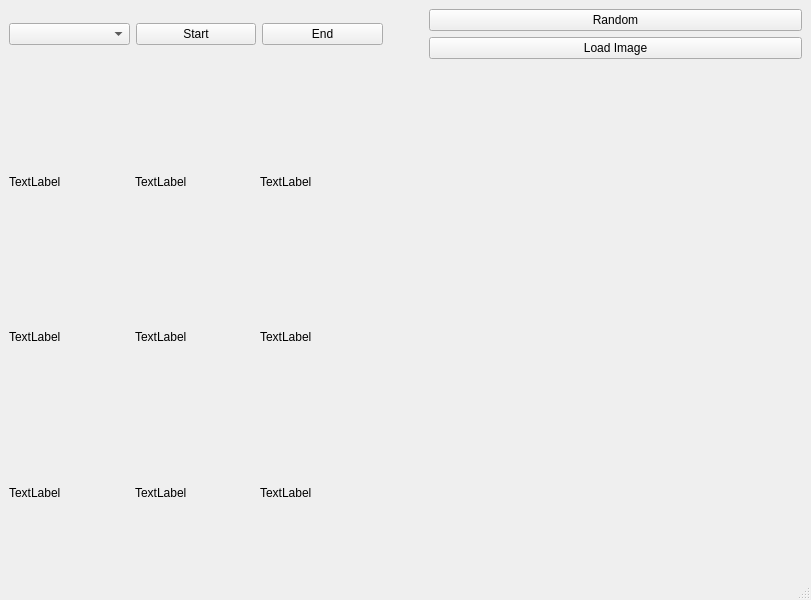
Qt form view/UI.ui (iamMHZ/AI) before a commit.
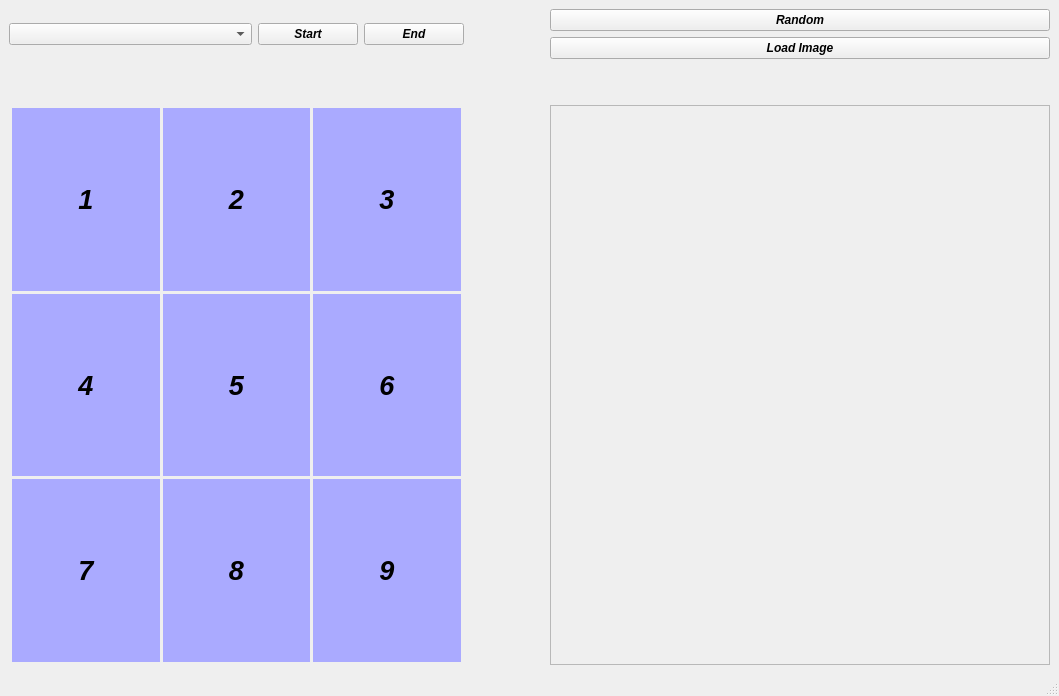
The same form after that commit.

```diff
--- a/view/UI.ui
+++ b/view/UI.ui
@@ -6,8 +6,8 @@
    <rect>
     <x>0</x>
     <y>0</y>
-    <width>811</width>
-    <height>600</height>
+    <width>1059</width>
+    <height>696</height>
    </rect>
   </property>
   <property name="windowTitle">
@@ -25,7 +25,7 @@
       </property>
       <property name="sizeHint" stdset="0">
        <size>
-        <width>40</width>
+        <width>80</width>
         <height>20</height>
        </size>
       </property>
@@ -33,76 +33,288 @@
     </item>
     <item row="2" column="0">
      <layout class="QGridLayout" name="gridLayout">
+      <property name="leftMargin">
+       <number>3</number>
+      </property>
+      <property name="topMargin">
+       <number>3</number>
+      </property>
+      <property name="rightMargin">
+       <number>3</number>
+      </property>
+      <property name="bottomMargin">
+       <number>3</number>
+      </property>
       <property name="spacing">
        <number>3</number>
       </property>
       <item row="0" column="0">
        <widget class="QLabel" name="label1">
+        <property name="font">
+         <font>
+          <pointsize>20</pointsize>
+          <weight>75</weight>
+          <italic>true</italic>
+          <bold>true</bold>
+         </font>
+        </property>
+        <property name="layoutDirection">
+         <enum>Qt::LeftToRight</enum>
+        </property>
+        <property name="styleSheet">
+         <string notr="true">background-color: rgb(170, 170, 255);</string>
+        </property>
         <property name="text">
-         <string>TextLabel</string>
+         <string>1</string>
+        </property>
+        <property name="alignment">
+         <set>Qt::AlignCenter</set>
+        </property>
+        <property name="margin">
+         <number>20</number>
         </property>
        </widget>
       </item>
       <item row="0" column="3">
        <widget class="QLabel" name="label3">
+        <property name="font">
+         <font>
+          <pointsize>20</pointsize>
+          <weight>75</weight>
+          <italic>true</italic>
+          <bold>true</bold>
+         </font>
+        </property>
+        <property name="layoutDirection">
+         <enum>Qt::LeftToRight</enum>
+        </property>
+        <property name="styleSheet">
+         <string notr="true">background-color: rgb(170, 170, 255);</string>
+        </property>
         <property name="text">
-         <string>TextLabel</string>
+         <string>3</string>
+        </property>
+        <property name="alignment">
+         <set>Qt::AlignCenter</set>
+        </property>
+        <property name="margin">
+         <number>20</number>
         </property>
        </widget>
       </item>
       <item row="1" column="0">
        <widget class="QLabel" name="label4">
+        <property name="font">
+         <font>
+          <pointsize>20</pointsize>
+          <weight>75</weight>
+          <italic>true</italic>
+          <bold>true</bold>
+         </font>
+        </property>
+        <property name="layoutDirection">
+         <enum>Qt::LeftToRight</enum>
+        </property>
+        <property name="styleSheet">
+         <string notr="true">background-color: rgb(170, 170, 255);</string>
+        </property>
         <property name="text">
-         <string>TextLabel</string>
+         <string>4</string>
+        </property>
+        <property name="alignment">
+         <set>Qt::AlignCenter</set>
+        </property>
+        <property name="margin">
+         <number>20</number>
         </property>
        </widget>
       </item>
       <item row="0" column="1">
        <widget class="QLabel" name="label2">
+        <property name="font">
+         <font>
+          <pointsize>20</pointsize>
+          <weight>75</weight>
+          <italic>true</italic>
+          <bold>true</bold>
+         </font>
+        </property>
+        <property name="layoutDirection">
+         <enum>Qt::LeftToRight</enum>
+        </property>
+        <property name="styleSheet">
+         <string notr="true">background-color: rgb(170, 170, 255);</string>
+        </property>
         <property name="text">
-         <string>TextLabel</string>
+         <string>2</string>
+        </property>
+        <property name="alignment">
+         <set>Qt::AlignCenter</set>
+        </property>
+        <property name="margin">
+         <number>20</number>
         </property>
        </widget>
       </item>
       <item row="1" column="1">
        <widget class="QLabel" name="label5">
+        <property name="font">
+         <font>
+          <pointsize>20</pointsize>
+          <weight>75</weight>
+          <italic>true</italic>
+          <bold>true</bold>
+         </font>
+        </property>
+        <property name="layoutDirection">
+         <enum>Qt::LeftToRight</enum>
+        </property>
+        <property name="styleSheet">
+         <string notr="true">background-color: rgb(170, 170, 255);</string>
+        </property>
         <property name="text">
-         <string>TextLabel</string>
+         <string>5</string>
+        </property>
+        <property name="alignment">
+         <set>Qt::AlignCenter</set>
+        </property>
+        <property name="margin">
+         <number>20</number>
         </property>
        </widget>
       </item>
       <item row="1" column="3">
        <widget class="QLabel" name="label6">
+        <property name="font">
+         <font>
+          <pointsize>20</pointsize>
+          <weight>75</weight>
+          <italic>true</italic>
+          <bold>true</bold>
+         </font>
+        </property>
+        <property name="layoutDirection">
+         <enum>Qt::LeftToRight</enum>
+        </property>
+        <property name="styleSheet">
+         <string notr="true">background-color: rgb(170, 170, 255);</string>
+        </property>
         <property name="text">
-         <string>TextLabel</string>
+         <string>6</string>
+        </property>
+        <property name="alignment">
+         <set>Qt::AlignCenter</set>
+        </property>
+        <property name="margin">
+         <number>20</number>
         </property>
        </widget>
       </item>
       <item row="2" column="0">
        <widget class="QLabel" name="label7">
+        <property name="font">
+         <font>
+          <pointsize>20</pointsize>
+          <weight>75</weight>
+          <italic>true</italic>
+          <bold>true</bold>
+         </font>
+        </property>
+        <property name="layoutDirection">
+         <enum>Qt::LeftToRight</enum>
+        </property>
+        <property name="styleSheet">
+         <string notr="true">background-color: rgb(170, 170, 255);</string>
+        </property>
         <property name="text">
-         <string>TextLabel</string>
+         <string>7</string>
+        </property>
+        <property name="alignment">
+         <set>Qt::AlignCenter</set>
+        </property>
+        <property name="margin">
+         <number>20</number>
         </property>
        </widget>
       </item>
       <item row="2" column="1">
        <widget class="QLabel" name="label8">
+        <property name="font">
+         <font>
+          <pointsize>20</pointsize>
+          <weight>75</weight>
+          <italic>true</italic>
+          <bold>true</bold>
+         </font>
+        </property>
+        <property name="layoutDirection">
+         <enum>Qt::LeftToRight</enum>
+        </property>
+        <property name="styleSheet">
+         <string notr="true">background-color: rgb(170, 170, 255);</string>
+        </property>
         <property name="text">
-         <string>TextLabel</string>
+         <string>8</string>
+        </property>
+        <property name="alignment">
+         <set>Qt::AlignCenter</set>
+        </property>
+        <property name="margin">
+         <number>20</number>
         </property>
        </widget>
       </item>
       <item row="2" column="3">
        <widget class="QLabel" name="label9">
+        <property name="font">
+         <font>
+          <pointsize>20</pointsize>
+          <weight>75</weight>
+          <italic>true</italic>
+          <bold>true</bold>
+         </font>
+        </property>
+        <property name="layoutDirection">
+         <enum>Qt::LeftToRight</enum>
+        </property>
+        <property name="styleSheet">
+         <string notr="true">background-color: rgb(170, 170, 255);</string>
+        </property>
         <property name="text">
-         <string>TextLabel</string>
+         <string>9</string>
+        </property>
+        <property name="alignment">
+         <set>Qt::AlignCenter</set>
+        </property>
+        <property name="margin">
+         <number>20</number>
         </property>
        </widget>
       </item>
      </layout>
     </item>
     <item row="2" column="2">
-     <layout class="QVBoxLayout" name="verticalLayout"/>
+     <layout class="QVBoxLayout" name="verticalLayout">
+      <item>
+       <widget class="QTextEdit" name="textEdit">
+        <property name="enabled">
+         <bool>false</bool>
+        </property>
+        <property name="minimumSize">
+         <size>
+          <width>300</width>
+          <height>300</height>
+         </size>
+        </property>
+        <property name="maximumSize">
+         <size>
+          <width>500</width>
+          <height>10000</height>
+         </size>
+        </property>
+       </widget>
+      </item>
+     </layout>
     </item>
     <item row="1" column="0">
      <spacer name="verticalSpacer">
@@ -126,10 +338,43 @@
        <enum>QLayout::SetMinAndMaxSize</enum>
       </property>
       <item>
-       <widget class="QComboBox" name="comboBox"/>
+       <widget class="QComboBox" name="comboBox">
+        <property name="maximumSize">
+         <size>
+          <width>400</width>
+          <height>16777215</height>
+         </size>
+        </property>
+        <property name="font">
+         <font>
+          <weight>75</weight>
+          <italic>true</italic>
+          <bold>true</bold>
+         </font>
+        </property>
+        <property name="cursor">
+         <cursorShape>PointingHandCursor</cursorShape>
+        </property>
+       </widget>
       </item>
       <item>
        <widget class="QPushButton" name="startBtn">
+        <property name="maximumSize">
+         <size>
+          <width>100</width>
+          <height>16777215</height>
+         </size>
+        </property>
+        <property name="font">
+         <font>
+          <weight>75</weight>
+          <italic>true</italic>
+          <bold>true</bold>
+         </font>
+        </property>
+        <property name="cursor">
+         <cursorShape>PointingHandCursor</cursorShape>
+        </property>
         <property name="text">
          <string>Start</string>
         </property>
@@ -137,6 +382,22 @@
       </item>
       <item>
        <widget class="QPushButton" name="endBtn">
+        <property name="maximumSize">
+         <size>
+          <width>100</width>
+          <height>16777215</height>
+         </size>
+        </property>
+        <property name="font">
+         <font>
+          <weight>75</weight>
+          <italic>true</italic>
+          <bold>true</bold>
+         </font>
+        </property>
+        <property name="cursor">
+         <cursorShape>PointingHandCursor</cursorShape>
+        </property>
         <property name="text">
          <string>End</string>
         </property>
@@ -148,6 +409,22 @@
      <layout class="QVBoxLayout" name="verticalLayout_2">
       <item>
        <widget class="QPushButton" name="randomBrn">
+        <property name="maximumSize">
+         <size>
+          <width>500</width>
+          <height>16777215</height>
+         </size>
+        </property>
+        <property name="font">
+         <font>
+          <weight>75</weight>
+          <italic>true</italic>
+          <bold>true</bold>
+         </font>
+        </property>
+        <property name="cursor">
+         <cursorShape>PointingHandCursor</cursorShape>
+        </property>
         <property name="text">
          <string>Random</string>
         </property>
@@ -155,6 +432,22 @@
       </item>
       <item>
        <widget class="QPushButton" name="loadImageBtn">
+        <property name="maximumSize">
+         <size>
+          <width>500</width>
+          <height>16777215</height>
+         </size>
+        </property>
+        <property name="font">
+         <font>
+          <weight>75</weight>
+          <italic>true</italic>
+          <bold>true</bold>
+         </font>
+        </property>
+        <property name="cursor">
+         <cursorShape>PointingHandCursor</cursorShape>
+        </property>
         <property name="text">
          <string>Load Image</string>
         </property>
@@ -162,6 +455,22 @@
       </item>
      </layout>
     </item>
+    <item row="1" column="2">
+     <spacer name="verticalSpacer_2">
+      <property name="orientation">
+       <enum>Qt::Vertical</enum>
+      </property>
+      <property name="sizeType">
+       <enum>QSizePolicy::Fixed</enum>
+      </property>
+      <property name="sizeHint" stdset="0">
+       <size>
+        <width>20</width>
+        <height>40</height>
+       </size>
+      </property>
+     </spacer>
+    </item>
    </layout>
   </widget>
   <widget class="QMenuBar" name="menubar">
```
Left out of the diff: 2 changed lines with no effect on the pictures.
